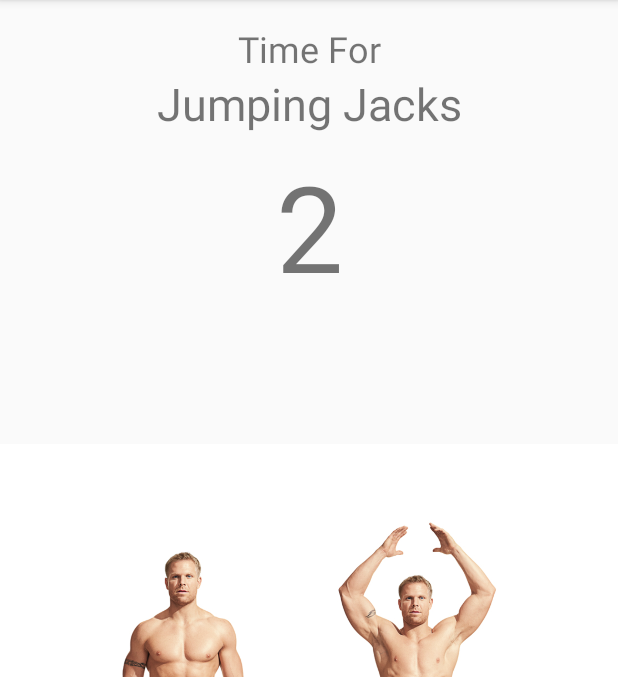
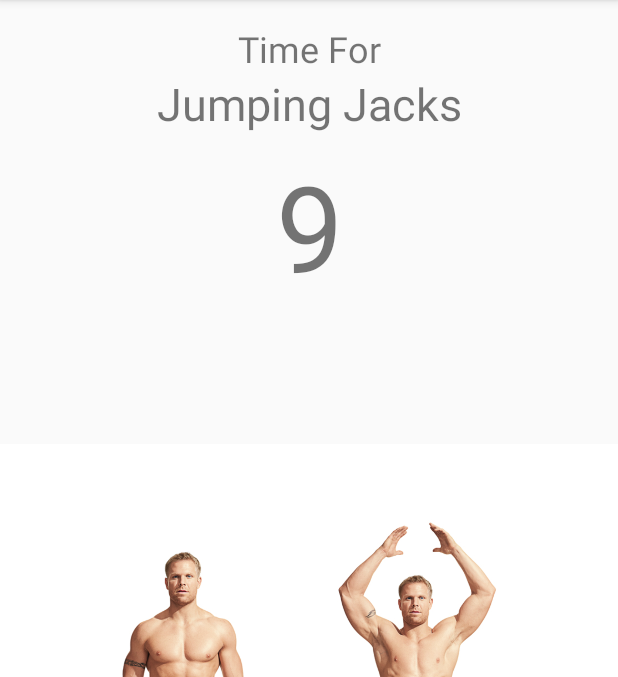
Before and after one commit to allysan223/Mobile_Apps_Kotlin, an Android app: the screen it shows after launch (WorkoutActivity), after a tap on "START WORKOUT", on a phone screen of 412 x 824 dp, the part 84-761 px from its top. Run offline under Robolectric (Android 15) with nearby library versions, the phone set to English and light mode, and no system bars; 3 other taps on this screen came first.

Commit message:
add workout activy for landscape mode

```diff
--- a/WorkoutApp/app/src/main/AndroidManifest.xml
+++ b/WorkoutApp/app/src/main/AndroidManifest.xml
@@ -9,19 +9,16 @@
         android:roundIcon="@mipmap/ic_launcher_round"
         android:supportsRtl="true"
         android:theme="@style/AppTheme">
-        <activity android:name=".MainActivity">
+        <activity android:name=".MainActivity"
+            android:configChanges="orientation|screenSize">
             <intent-filter>
                 <action android:name="android.intent.action.MAIN" />
                 <category android:name="android.intent.category.LAUNCHER" />
             </intent-filter>
         </activity>
 
-        <activity android:name=".WorkoutActivity" />
-
-        <activity
-            android:name="com.example.test.activity.MainActivity"
-            android:configChanges="orientation|screenSize"/>
-
+        <activity android:name=".WorkoutActivity"
+            android:configChanges="orientation|screenSize" />
 
     </application>
 
--- a/WorkoutApp/app/src/main/java/com/example/workoutapp/WorkoutActivity.kt
+++ b/WorkoutApp/app/src/main/java/com/example/workoutapp/WorkoutActivity.kt
@@ -15,7 +15,7 @@ import kotlinx.android.synthetic.main.activity_workout.*
 class WorkoutActivity : AppCompatActivity() {
 
     var seconds: Long = 0
-    val workoutDuration: Long = 3000
+    val workoutDuration: Long = 10*1000 //in milliseconds
     var numWorkouts = 0
     var workoutList = ArrayList<String>()
     var i = 0
--- /dev/null
+++ b/WorkoutApp/app/src/main/res/layout-land/activity_workout.xml
@@ -0,0 +1,142 @@
+<?xml version="1.0" encoding="utf-8"?>
+<androidx.constraintlayout.widget.ConstraintLayout xmlns:android="http://schemas.android.com/apk/res/android"
+    xmlns:app="http://schemas.android.com/apk/res-auto"
+    xmlns:tools="http://schemas.android.com/tools"
+    android:layout_width="match_parent"
+    android:layout_height="match_parent">
+
+    <TextView
+        android:id="@+id/tv_time_for"
+        android:layout_width="wrap_content"
+        android:layout_height="wrap_content"
+        android:layout_marginStart="16dp"
+        android:layout_marginLeft="16dp"
+        android:layout_marginTop="16dp"
+        android:text="Time For"
+        android:textSize="24sp"
+        app:layout_constraintStart_toStartOf="parent"
+        app:layout_constraintTop_toTopOf="parent" />
+
+    <TextView
+        android:id="@+id/tv_workout_text"
+        android:layout_width="wrap_content"
+        android:layout_height="wrap_content"
+        android:layout_marginStart="16dp"
+        android:layout_marginLeft="16dp"
+        android:text="Push Ups"
+        android:textSize="30sp"
+        app:layout_constraintStart_toStartOf="parent"
+        app:layout_constraintTop_toBottomOf="@+id/tv_time_for" />
+
+    <TextView
+        android:id="@+id/view_timer"
+        android:layout_width="wrap_content"
+        android:layout_height="wrap_content"
+        android:layout_marginStart="32dp"
+        android:layout_marginLeft="32dp"
+        android:layout_marginTop="32dp"
+        android:text="00"
+        android:textSize="80sp"
+        android:visibility="visible"
+        app:layout_constraintStart_toStartOf="parent"
+        app:layout_constraintTop_toBottomOf="@+id/tv_workout_text"
+        tools:targetApi="24"
+        tools:visibility="visible" />
+
+    <ImageView
+        android:id="@+id/iv_lunges"
+        android:layout_width="404dp"
+        android:layout_height="342dp"
+        android:visibility="visible"
+        app:srcCompat="@drawable/_main_reverselunge_0"
+        app:layout_constraintBottom_toBottomOf="parent"
+        app:layout_constraintEnd_toEndOf="parent"
+        app:layout_constraintStart_toEndOf="@+id/view_timer"
+        app:layout_constraintTop_toTopOf="parent"
+        tools:visibility="invisible" />
+
+    <ImageView
+        android:id="@+id/iv_pushups"
+        android:layout_width="408dp"
+        android:layout_height="315dp"
+        android:visibility="visible"
+        app:srcCompat="@drawable/pushups_pic"
+        app:layout_constraintBottom_toBottomOf="parent"
+        app:layout_constraintEnd_toEndOf="parent"
+        app:layout_constraintStart_toEndOf="@+id/view_timer"
+        app:layout_constraintTop_toTopOf="parent"
+        tools:visibility="invisible" />
+
+    <ImageView
+        android:id="@+id/iv_squats"
+        android:layout_width="405dp"
+        android:layout_height="443dp"
+        android:visibility="visible"
+        app:srcCompat="@drawable/squats_pic"
+        app:layout_constraintBottom_toBottomOf="parent"
+        app:layout_constraintEnd_toEndOf="parent"
+        app:layout_constraintStart_toEndOf="@+id/view_timer"
+        app:layout_constraintTop_toTopOf="parent"
+        tools:visibility="invisible" />
+
+    <ImageView
+        android:id="@+id/iv_burpees"
+        android:layout_width="428dp"
+        android:layout_height="374dp"
+        android:visibility="invisible"
+        app:srcCompat="@drawable/burpee1109"
+        app:layout_constraintBottom_toBottomOf="parent"
+        app:layout_constraintEnd_toEndOf="parent"
+        app:layout_constraintStart_toEndOf="@+id/view_timer"
+        app:layout_constraintTop_toTopOf="parent"
+        tools:visibility="invisible" />
+
+    <ImageView
+        android:id="@+id/iv_planks"
+        android:layout_width="464dp"
+        android:layout_height="440dp"
+        android:visibility="visible"
+        app:srcCompat="@drawable/plank_pic"
+        app:layout_constraintBottom_toBottomOf="parent"
+        app:layout_constraintEnd_toEndOf="parent"
+        app:layout_constraintStart_toEndOf="@+id/view_timer"
+        app:layout_constraintTop_toTopOf="parent"
+        tools:visibility="invisible" />
+
+    <ImageView
+        android:id="@+id/iv_crunches"
+        android:layout_width="464dp"
+        android:layout_height="303dp"
+        android:visibility="visible"
+        app:srcCompat="@drawable/crunches_pic"
+        app:layout_constraintBottom_toBottomOf="parent"
+        app:layout_constraintEnd_toEndOf="parent"
+        app:layout_constraintStart_toEndOf="@+id/view_timer"
+        app:layout_constraintTop_toTopOf="parent"
+        tools:visibility="invisible" />
+
+    <ImageView
+        android:id="@+id/iv_situp"
+        android:layout_width="477dp"
+        android:layout_height="417dp"
+        android:visibility="visible"
+        app:srcCompat="@drawable/situp_pic_2"
+        app:layout_constraintBottom_toBottomOf="parent"
+        app:layout_constraintEnd_toEndOf="parent"
+        app:layout_constraintStart_toEndOf="@+id/view_timer"
+        app:layout_constraintTop_toTopOf="parent"
+        tools:visibility="invisible" />
+
+    <ImageView
+        android:id="@+id/iv_jumpingjacks"
+        android:layout_width="439dp"
+        android:layout_height="408dp"
+        android:visibility="visible"
+        app:layout_constraintBottom_toBottomOf="parent"
+        app:layout_constraintEnd_toEndOf="parent"
+        app:layout_constraintStart_toEndOf="@+id/view_timer"
+        app:layout_constraintTop_toTopOf="parent"
+        app:srcCompat="@drawable/jumping_jacks_main"
+        tools:visibility="visible" />
+
+</androidx.constraintlayout.widget.ConstraintLayout>
```
